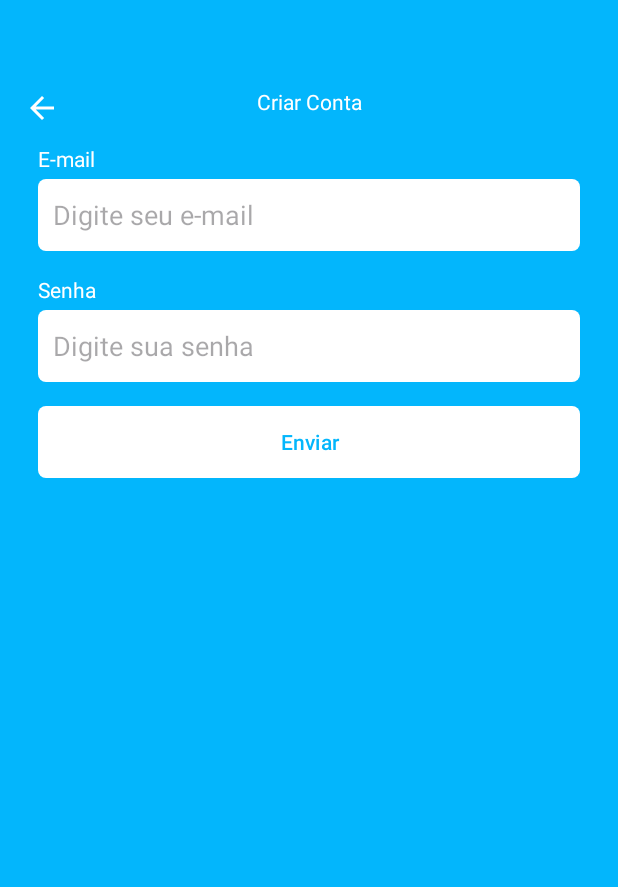
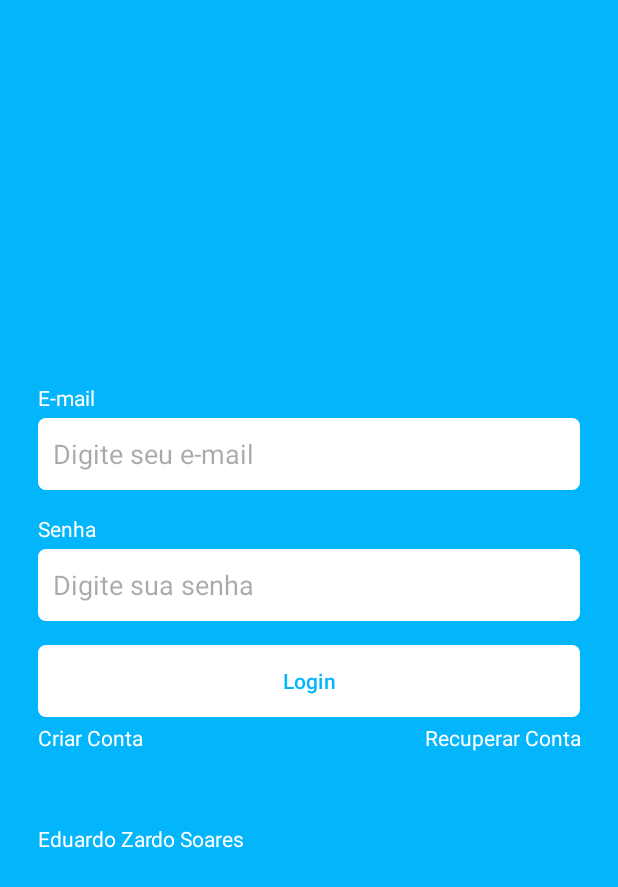
Before and after one commit to ezssoagui/Exercicio-4---Kanban, an Android app: the screen it shows after launch (MainActivity), on a phone screen of 412 x 824 dp. Shown: the top 887 px of the screen. Run offline under Robolectric (Android 15) with nearby library versions, the phone set to English and light mode, and no system bars.

Commit message:
Terminei, só falta adaptar para as requisições da marta

```diff
--- a/app/src/main/java/com/eduardo/task/ui/auth/LoginFragment.kt
+++ b/app/src/main/java/com/eduardo/task/ui/auth/LoginFragment.kt
@@ -7,19 +7,18 @@ import android.view.View
 import android.view.ViewGroup
 import androidx.navigation.fragment.findNavController
 import com.eduardo.task.R
-import com.eduardo.task.databinding.FragmentRegisterBinding
-
+import com.eduardo.task.databinding.FragmentLoginBinding
 
 class LoginFragment : Fragment() {
 
-    private var _binding: FragmentRegisterBinding? = null
+    private var _binding: FragmentLoginBinding? = null
     private val binding get() = _binding!!
 
     override fun onCreateView(
         inflater: LayoutInflater, container: ViewGroup?,
         savedInstanceState: Bundle?
-    ): View{
-        _binding = FragmentRegisterBinding.inflate(inflater,container,false)
+    ): View {
+        _binding = FragmentLoginBinding.inflate(inflater, container, false)
         return binding.root
     }
 
@@ -28,8 +27,11 @@ class LoginFragment : Fragment() {
 
         initListener()
     }
+
     private fun initListener() {
-
+        binding.buttonLogin.setOnClickListener {
+            findNavController().navigate(R.id.action_global_homeFragment)
+        }
         binding.btnRegister.setOnClickListener {
             findNavController().navigate(R.id.action_loginFragment_to_registerFragment)
         }
@@ -39,7 +41,6 @@ class LoginFragment : Fragment() {
         }
     }
 
-
     override fun onDestroyView() {
         super.onDestroyView()
         _binding = null
--- a/app/src/main/res/layout/fragment_login.xml
+++ b/app/src/main/res/layout/fragment_login.xml
@@ -51,6 +51,7 @@
             android:layout_width="match_parent"
             android:layout_height="wrap_content"
             android:text="Login"
+            android:id="@+id/buttonLogin"
             android:textColor="@color/color_default"
             app:backgroundTint="@null"
             android:background="@drawable/bg_btn"
@@ -83,7 +84,14 @@
             android:indeterminateTint="@color/white"
             android:layout_gravity="center"
             android:visibility="invisible"
-            app:visibility="visible"/>
+            tools:visibility="visible"/>
+        <TextView
+            android:layout_width="match_parent"
+            android:layout_height="match_parent"
+            android:text="Eduardo Zardo Soares"
+            android:id="@+id/nome"
+            android:textColor="@color/white"/>
+
 
     </LinearLayout>
 
--- a/app/src/main/res/navigation/main_graph.xml
+++ b/app/src/main/res/navigation/main_graph.xml
@@ -5,14 +5,6 @@
     android:id="@+id/main_graph"
     app:startDestination="@id/splashFragment">
 
-    <fragment
-        android:id="@+id/splashFragment"
-        android:name="com.eduardo.task.ui.SplashFragment"
-        android:label="SplashFragment" >
-        <action
-            android:id="@+id/action_splashFragment_to_autentication"
-            app:destination="@id/autentication" />
-    </fragment>
     <navigation android:id="@+id/autentication"
         app:startDestination="@id/loginFragment">
         <fragment
@@ -37,5 +29,23 @@
             android:name="com.eduardo.task.ui.auth.RecoverAccountFragment"
             android:label="fragment_recover_account"
             tools:layout="@layout/fragment_recover_account" />
+        <action
+            android:id="@+id/action_global_homeFragment"
+            app:destination="@id/homeFragment" />
     </navigation>
+    <fragment
+        android:id="@+id/splashFragment"
+        android:name="com.eduardo.task.ui.SplashFragment"
+        android:label="SplashFragment" >
+        <action
+            android:id="@+id/action_splashFragment_to_autentication"
+            app:destination="@id/autentication"
+            app:popUpTo="@id/splashFragment"
+            app:popUpToInclusive="true"/>
+    </fragment>
+    <fragment
+        android:id="@+id/homeFragment"
+        android:name="com.eduardo.task.ui.HomeFragment"
+        android:label="fragment_home"
+        tools:layout="@layout/fragment_home" />
 </navigation>
```
Also changed, not shown: app/src/main/java/com/eduardo/task/ui/DoingFragment.kt (added, +30 -0 lines), app/src/main/java/com/eduardo/task/ui/DoneFragment.kt (added, +31 -0 lines), app/src/main/java/com/eduardo/task/ui/HomeFragment.kt (added, +28 -0 lines), app/src/main/java/com/eduardo/task/ui/TodoFragment.kt (added, +32 -0 lines), app/src/main/res/layout/fragment_doing.xml (added, +14 -0 lines), app/src/main/res/layout/fragment_done.xml (added, +14 -0 lines), app/src/main/res/layout/fragment_home.xml (added, +25 -0 lines), app/src/main/res/layout/fragment_register.xml (+8 -1 lines), app/src/main/res/layout/fragment_todo.xml (added, +14 -0 lines).
